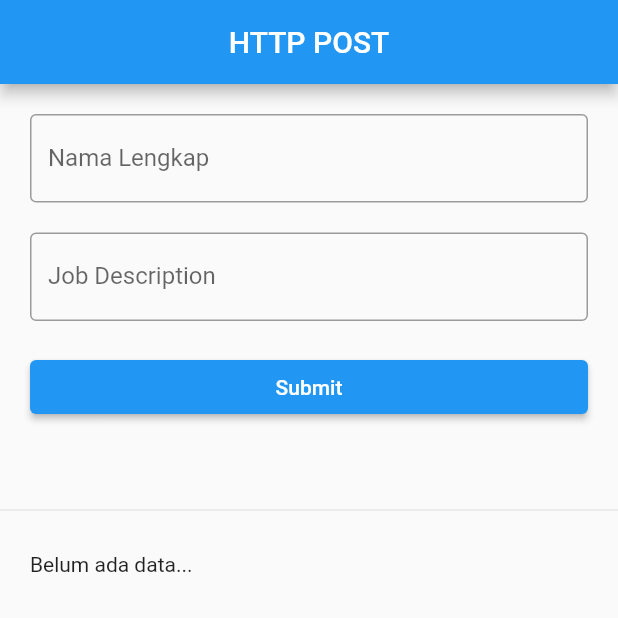
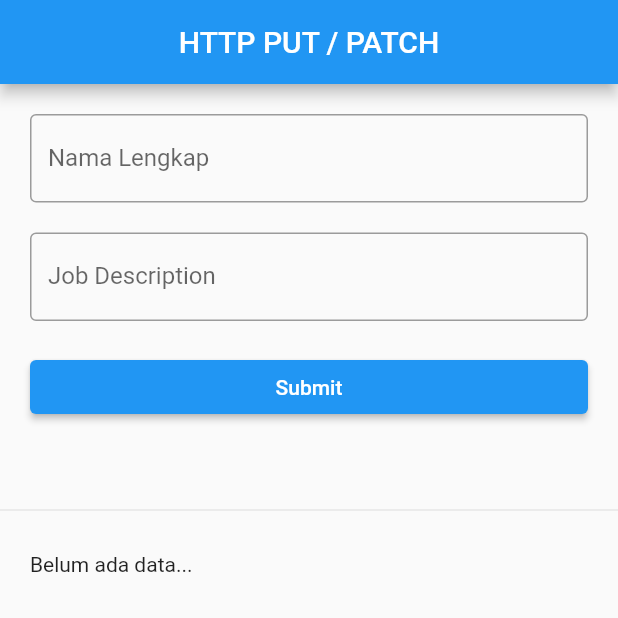
Before and after one commit to tamathecxder/myhttp, a Flutter app: the screen it shows after launch, after a tap on "Submit", on a phone screen of 412 x 824 dp, the top half of it. Run offline on Flutter 3.47's test engine with Material 2 defaults, Android fonts, the light colour scheme and no system bars; network calls fail.

Commit message:
HTTP PUT / PATCH pada flutter

```diff
--- a/lib/main.dart
+++ b/lib/main.dart
@@ -35,7 +35,7 @@ class _HomePageState extends State<HomePage> {
   Widget build(BuildContext context) {
     return Scaffold(
       appBar: AppBar(
-        title: Text("HTTP POST"),
+        title: Text("HTTP PUT / PATCH"),
         centerTitle: true,
       ),
       body: ListView(
@@ -71,8 +71,8 @@ class _HomePageState extends State<HomePage> {
                 const EdgeInsets.only(top: 20, left: 20, right: 20, bottom: 0),
             child: ElevatedButton(
               onPressed: () async {
-                var response = await http.post(
-                  Uri.parse("https://reqres.in/api/users"),
+                var response = await http.put(
+                  Uri.parse("https://reqres.in/api/users/2"),
                   body: {"name": nameCtl.text, "job": jobCtl.text},
                 );
 
```
